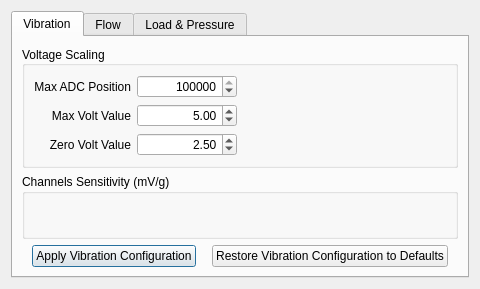
jslopezvi/datafuz, file Datafuz/signals_config.ui: the form before one commit.
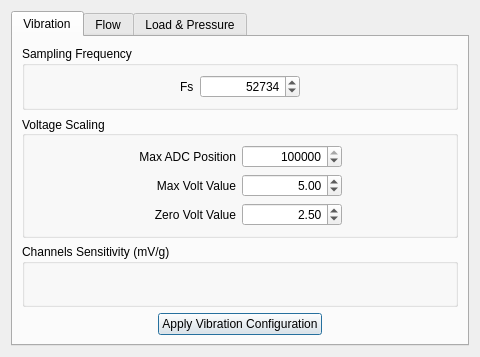
The form after the commit.

The edit to the form file:
```diff
--- a/Datafuz/signals_config.ui
+++ b/Datafuz/signals_config.ui
@@ -31,6 +31,80 @@
         <layout class="QVBoxLayout" name="verticalLayout_4">
          <item>
           <layout class="QVBoxLayout" name="verticalLayout_3">
+           <item>
+            <widget class="QGroupBox" name="groupBox_3">
+             <property name="title">
+              <string>Sampling Frequency</string>
+             </property>
+             <layout class="QVBoxLayout" name="verticalLayout_5">
+              <item>
+               <layout class="QHBoxLayout" name="horizontalLayout_6">
+                <item>
+                 <spacer name="horizontalSpacer_7">
+                  <property name="orientation">
+                   <enum>Qt::Horizontal</enum>
+                  </property>
+                  <property name="sizeHint" stdset="0">
+                   <size>
+                    <width>40</width>
+                    <height>20</height>
+                   </size>
+                  </property>
+                 </spacer>
+                </item>
+                <item>
+                 <widget class="QLabel" name="label">
+                  <property name="text">
+                   <string>Fs</string>
+                  </property>
+                 </widget>
+                </item>
+                <item>
+                 <widget class="QSpinBox" name="fs_val">
+                  <property name="minimumSize">
+                   <size>
+                    <width>100</width>
+                    <height>0</height>
+                   </size>
+                  </property>
+                  <property name="maximumSize">
+                   <size>
+                    <width>100</width>
+                    <height>16777215</height>
+                   </size>
+                  </property>
+                  <property name="alignment">
+                   <set>Qt::AlignRight|Qt::AlignTrailing|Qt::AlignVCenter</set>
+                  </property>
+                  <property name="minimum">
+                   <number>1</number>
+                  </property>
+                  <property name="maximum">
+                   <number>99999</number>
+                  </property>
+                  <property name="value">
+                   <number>52734</number>
+                  </property>
+                 </widget>
+                </item>
+                <item>
+                 <spacer name="horizontalSpacer_8">
+                  <property name="orientation">
+                   <enum>Qt::Horizontal</enum>
+                  </property>
+                  <property name="sizeHint" stdset="0">
+                   <size>
+                    <width>40</width>
+                    <height>20</height>
+                   </size>
+                  </property>
+                 </spacer>
+                </item>
+               </layout>
+              </item>
+             </layout>
+            </widget>
+           </item>
            <item>
             <widget class="QGroupBox" name="groupBox">
              <property name="maximumSize">
@@ -48,6 +122,19 @@
              <layout class="QHBoxLayout" name="horizontalLayout_4">
               <item>
                <layout class="QHBoxLayout" name="horizontalLayout_5">
+                <item>
+                 <spacer name="horizontalSpacer_2">
+                  <property name="orientation">
+                   <enum>Qt::Horizontal</enum>
+                  </property>
+                  <property name="sizeHint" stdset="0">
+                   <size>
+                    <width>40</width>
+                    <height>20</height>
+                   </size>
+                  </property>
+                 </spacer>
+                </item>
                 <item>
                  <layout class="QFormLayout" name="formLayout">
                   <property name="labelAlignment">
@@ -208,10 +295,36 @@
            </property>
            <layout class="QHBoxLayout" name="horizontalLayout">
             <item>
-             <layout class="QVBoxLayout" name="verticalLayout_5">
+             <layout class="QHBoxLayout" name="horizontalLayout_2">
+              <item>
+               <spacer name="horizontalSpacer_4">
+                <property name="orientation">
+                 <enum>Qt::Horizontal</enum>
+                </property>
+                <property name="sizeHint" stdset="0">
+                 <size>
+                  <width>40</width>
+                  <height>20</height>
+                 </size>
+                </property>
+               </spacer>
+              </item>
               <item>
                <layout class="QFormLayout" name="channel_sensitivities_layout"/>
               </item>
+              <item>
+               <spacer name="horizontalSpacer_5">
+                <property name="orientation">
+                 <enum>Qt::Horizontal</enum>
+                </property>
+                <property name="sizeHint" stdset="0">
+                 <size>
+                  <width>40</width>
+                  <height>20</height>
+                 </size>
+                </property>
+               </spacer>
+              </item>
              </layout>
             </item>
            </layout>
@@ -252,26 +365,6 @@
              </property>
             </spacer>
            </item>
-           <item>
-            <widget class="QPushButton" name="default_vib_config">
-             <property name="text">
-              <string>Restore Vibration Configuration to Defaults</string>
-             </property>
-            </widget>
-           </item>
-           <item>
-            <spacer name="horizontalSpacer_2">
-             <property name="orientation">
-              <enum>Qt::Horizontal</enum>
-             </property>
-             <property name="sizeHint" stdset="0">
-              <size>
-               <width>40</width>
-               <height>20</height>
-              </size>
-             </property>
-            </spacer>
-           </item>
           </layout>
          </item>
         </layout>
```
